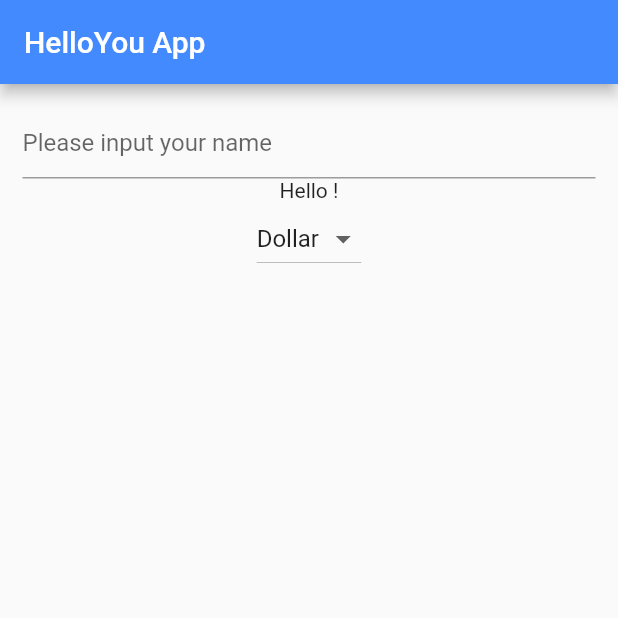
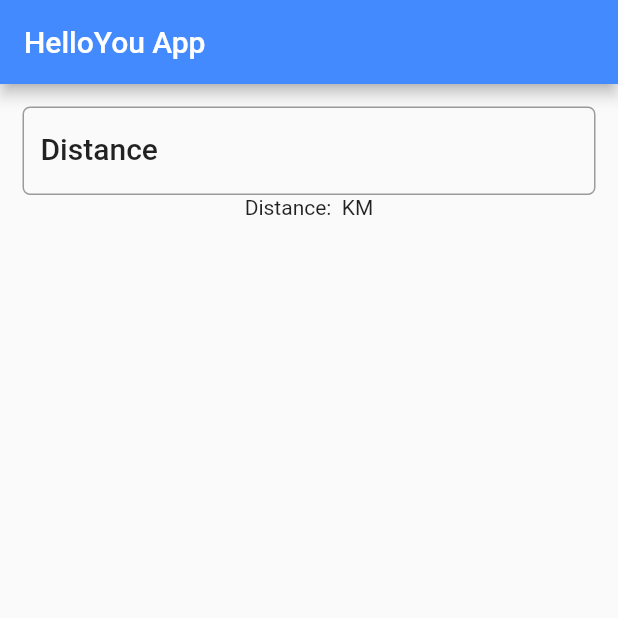
Before and after one commit to ashishpatel0720/flutter_getting_started, a Flutter app: the screen it shows after launch, on a phone screen of 412 x 824 dp, the top half of it. Run offline on Flutter 3.47's test engine with Material 2 defaults, Android fonts, the phone set to English and light mode, and no system bars.

```diff
--- a/lib/main.dart
+++ b/lib/main.dart
@@ -4,26 +4,27 @@
   runApp(
       MaterialApp(
         title: "Pizza Ordering App",
-        home: HelloYou(),
+        home: FuelForm(),
       )
 
   );
 
 }
 
-class HelloYou extends StatefulWidget{
+class FuelForm extends StatefulWidget{
   @override
-  State<StatefulWidget> createState() => _HelloYouState();
+  State<StatefulWidget> createState() => _FuelFormState();
 }
 
-class _HelloYouState extends State<HelloYou> {
-  String name='';
+class _FuelFormState extends State<FuelForm> {
+  String distance = '';
   final _currencies = ["Dollar","Euro","Pound"];
   String _currency='Dollar'; // default value
 
   @override
   Widget build(BuildContext context) {
 
+    TextStyle textStyle = Theme.of(context).textTheme.title;
     return Scaffold(
       appBar: AppBar(
         title: Text("HelloYou App"),
@@ -35,30 +36,37 @@
           children: <Widget>[
             TextField(
               decoration: InputDecoration(
-                  hintText:"Please input your name"
+                  labelText: 'Distance',
+                  hintText:"eg. 12.4",
+                  labelStyle: textStyle,
+                  border: OutlineInputBorder(
+                      borderRadius: BorderRadius.circular(5.0)
+                  )
+
               ),
+              keyboardType: TextInputType.number, // only numbers will be shown in keyboard input
               onChanged: (String str){
                 setState(() { // only setState() will be able to change state ( same as React)
-                  name = str;
+                  distance = str;
                 });
               },
             ),
-            Text("Hello "+ name+ '!'),
+            Text("Distance: "+ distance+ ' KM'),
 
-            DropdownButton<String>(
-              items: _currencies.map((String value ){
-                return DropdownMenuItem<String>(
-                    value: value,
-                    child: Text(value)
-                );
-              }).toList(),
-              value: _currency,
-              onChanged: (String value){
-                setState(() {
-                  this._currency= value;
-                });
-              },
-            )
+//            DropdownButton<String>(
+//              items: _currencies.map((String value ){
+//                return DropdownMenuItem<String>(
+//                    value: value,
+//                    child: Text(value)
+//                );
+//              }).toList(),
+//              value: _currency,
+//              onChanged: (String value){
+//                setState(() {
+//                  this._currency= value;
+//                });
+//              },
+//            )
           ],
         ),
       ),
```
